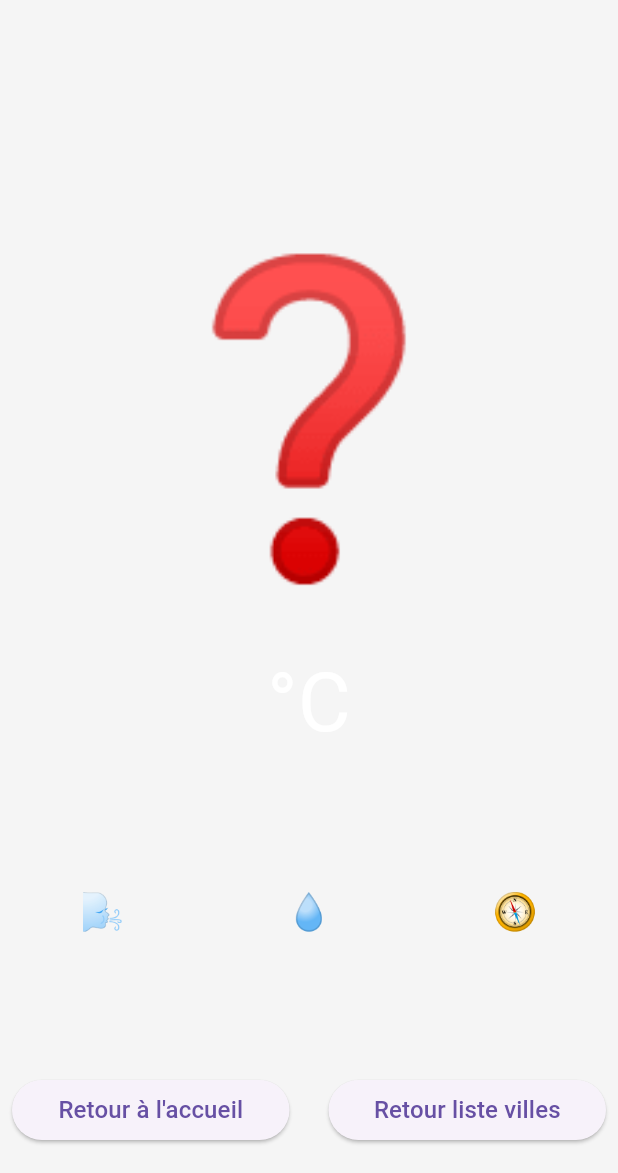
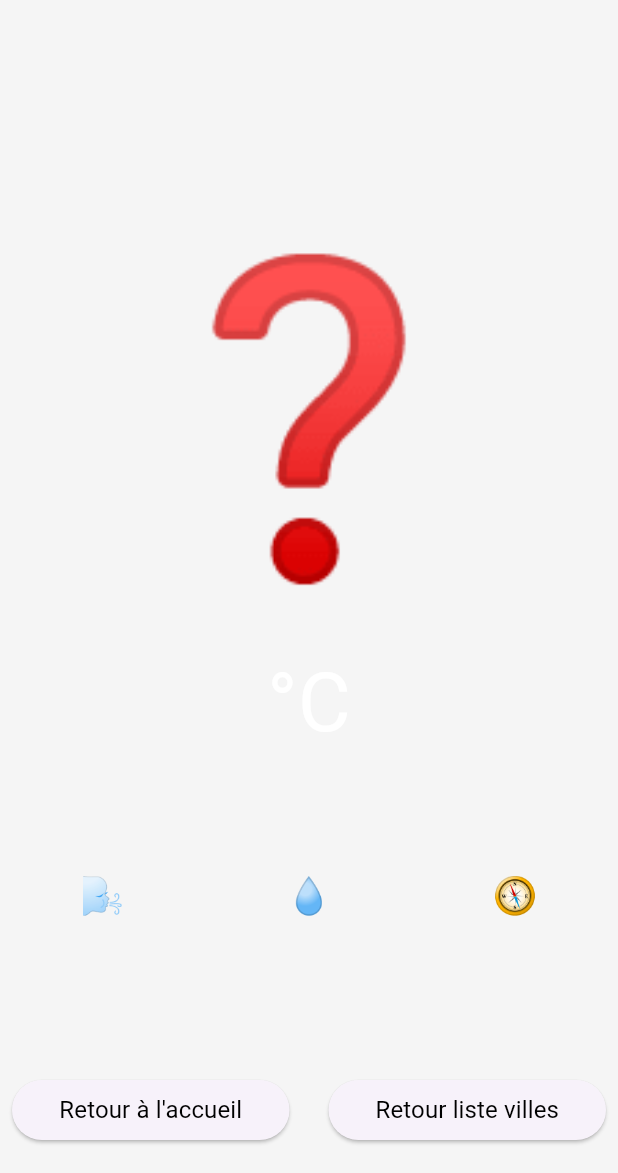
Before and after one commit to BADZA99/flutter_weather_app, a Flutter app: the WeatherDetailPage screen opened directly with empty values, on a phone screen of 412 x 824 dp, the part 63-1236 px from its top. Run offline on Flutter 3.47's test engine with Material 3 defaults, Android fonts, the phone set to English and light mode, and no system bars; drawn by our look-alikes of flutter_animate; our stand-ins replace loading_animation_widget, weather; missing offline and left inert: dotenv; network calls fail.

Commit message:
Update font size and style

```diff
--- a/lib/main.dart
+++ b/lib/main.dart
@@ -21,6 +21,7 @@ class MyApp extends StatelessWidget {
       theme: ThemeData(
         primarySwatch: Colors.blue,
         fontFamily: 'Roboto',
+
       ),
       home: HomePage(),
     );
--- a/lib/screens/home_screen.dart
+++ b/lib/screens/home_screen.dart
@@ -82,7 +82,7 @@ class _HomePageState extends State<HomePage>
                 children: <Widget>[
                   const Text(
                     'Bienvenue sur WeatherApp',
-                    style: TextStyle(fontSize: 27),
+                    style: TextStyle(fontSize: 30),
                   ).animate().fade(duration: 200.ms).scale(delay: 200.ms),
                   const SizedBox(height: 50),
                 GestureDetector(
--- a/lib/screens/progress_screen.dart
+++ b/lib/screens/progress_screen.dart
@@ -228,7 +228,7 @@ Map<String, Color> getWeatherColors(String weather) {
                                   visible: progress <
                                       1, // cacher en  100%
                                   child: Text(
-                                    '${(progress * 100).toStringAsFixed(1)}%', // Convert progress to percentage
+                                    '${(progress * 100).toStringAsFixed(0)}%', // Convert progress to percentage
                                     style: const TextStyle(
                                         color: Colors
                                             .white),
--- a/lib/screens/weather_details.dart
+++ b/lib/screens/weather_details.dart
@@ -95,9 +95,9 @@ Map<String, Color> getWeatherColors(String weather) {
           ).animate().fade(duration: 200.ms, delay: 800.ms),
           Text(
             '${weather.weather}',
-            style: const TextStyle(fontSize: 24, color: Colors.white),
+            style: const TextStyle(fontSize: 30, color: Colors.white),
           ).animate().fade(duration: 200.ms, delay: 1000.ms),
-          const SizedBox(height: 50),
+          const SizedBox(height: 30),
           Row(
             mainAxisAlignment: MainAxisAlignment.spaceAround,
             children: <Widget>[
@@ -154,7 +154,7 @@ Map<String, Color> getWeatherColors(String weather) {
             );
           },
           child: const Text('Retour à l\'accueil',
-          style: TextStyle(fontSize: 16),
+          style: TextStyle(fontSize: 16,  color: Colors.black),
           ),
         ),
       ),
@@ -168,7 +168,7 @@ Map<String, Color> getWeatherColors(String weather) {
             Navigator.pop(context);
           },
           child: const Text('Retour liste villes',
-          style: TextStyle(fontSize: 16),
+         style: TextStyle(fontSize: 16, color: Colors.black),
                     ),
         ),
       ),
```
Also changed, not shown: pubspec.yaml (+6 -6 lines), fonts/Roboto-Regular.ttf (added).
